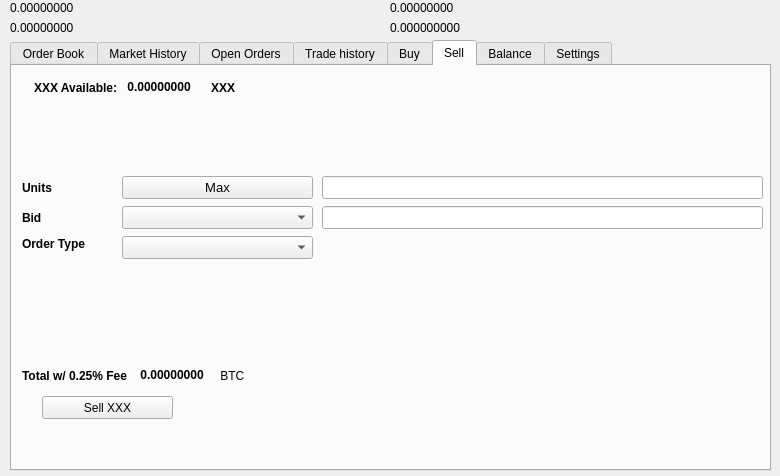
First picture: the form in src/qt/forms/tradingdialog.ui, repository CryptoCashBack-Hub/CCBC, before the edit.
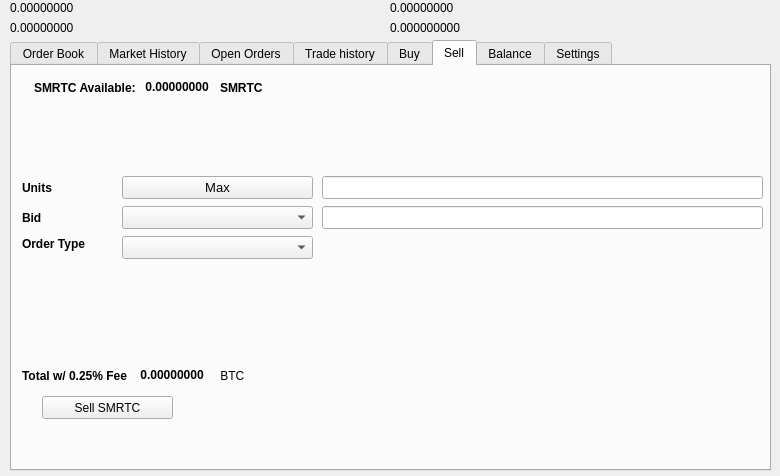
Second picture: the form after the edit. The open tabs and pages were chosen to show the change. Icons and pictures are not drawn.

```diff
--- a/src/qt/forms/tradingdialog.ui
+++ b/src/qt/forms/tradingdialog.ui
@@ -1751,7 +1751,7 @@
       </rect>
      </property>
      <property name="text">
-      <string>Sell XXX</string>
+      <string>Sell SMRTC</string>
      </property>
      <property name="icon">
       <iconset resource="../smrtc">
@@ -1777,7 +1777,7 @@
          </font>
         </property>
         <property name="text">
-         <string>XXX Available:</string>
+         <string>SMRTC Available:</string>
         </property>
        </widget>
       </item>
@@ -2221,7 +2221,7 @@
          </font>
         </property>
         <property name="text">
-         <string>XXX</string>
+         <string>SMRTC</string>
         </property>
        </widget>
       </item>
```
Left out of the diff: 14 changed lines with no effect on the pictures.
